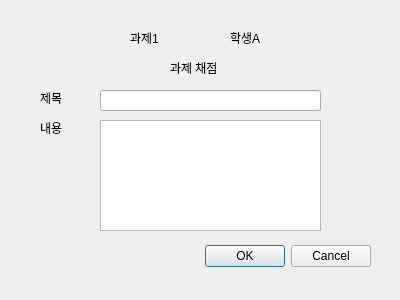
Before: the Qt Designer form HW.4/newUI/grade_homework.ui in yeojin-g/Object-Oriented-Analysis-Design, drawn with Qt 5.
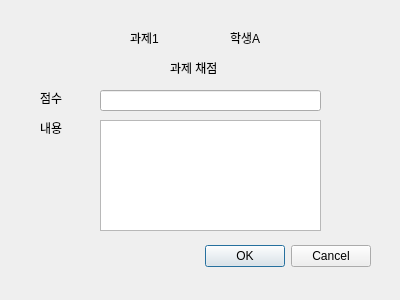
After: the same form once the commit is applied.

Patch:
```diff
--- a/HW.4/newUI/grade_homework.ui
+++ b/HW.4/newUI/grade_homework.ui
@@ -78,7 +78,7 @@
     </rect>
    </property>
    <property name="text">
-    <string>제목</string>
+    <string>점수</string>
    </property>
   </widget>
   <widget class="QLineEdit" name="lineEdit_title">
```
Left out of the diff: 8 changed lines with no effect on the pictures.
